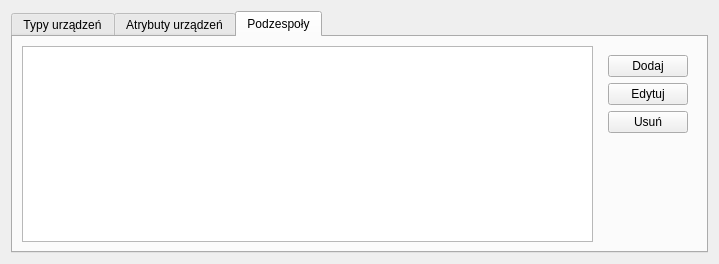
Old version of the form LibraryWindow/LibraryWindow.ui in the repository c3pw/metryki.
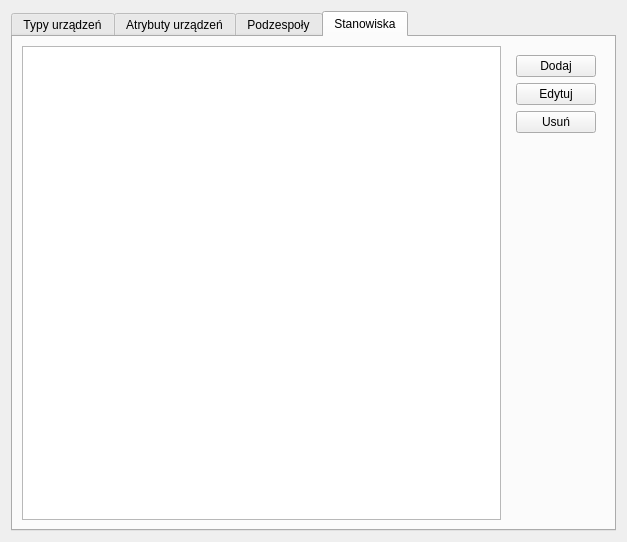
New version of the form.

```diff
--- a/LibraryWindow/LibraryWindow.ui
+++ b/LibraryWindow/LibraryWindow.ui
@@ -9,8 +9,8 @@
    <rect>
     <x>0</x>
     <y>0</y>
-    <width>719</width>
-    <height>264</height>
+    <width>627</width>
+    <height>542</height>
    </rect>
   </property>
   <property name="windowTitle">
@@ -20,7 +20,7 @@
    <item>
     <widget class="QTabWidget" name="tabWidget">
      <property name="currentIndex">
-      <number>2</number>
+      <number>3</number>
      </property>
      <widget class="QWidget" name="tab">
       <attribute name="title">
@@ -179,6 +179,9 @@
          <property name="selectionBehavior">
           <enum>QAbstractItemView::SelectRows</enum>
          </property>
+         <property name="sortingEnabled">
+          <bool>true</bool>
+         </property>
          <attribute name="verticalHeaderVisible">
           <bool>false</bool>
          </attribute>
@@ -229,6 +232,75 @@
        </item>
       </layout>
      </widget>
+     <widget class="QWidget" name="tab_4">
+      <attribute name="title">
+       <string>Stanowiska</string>
+      </attribute>
+      <layout class="QHBoxLayout" name="horizontalLayout_4">
+       <item>
+        <widget class="QTableView" name="localityTable">
+         <property name="editTriggers">
+          <set>QAbstractItemView::NoEditTriggers</set>
+         </property>
+         <property name="alternatingRowColors">
+          <bool>true</bool>
+         </property>
+         <property name="selectionMode">
+          <enum>QAbstractItemView::SingleSelection</enum>
+         </property>
+         <property name="selectionBehavior">
+          <enum>QAbstractItemView::SelectRows</enum>
+         </property>
+         <property name="sortingEnabled">
+          <bool>true</bool>
+         </property>
+         <attribute name="verticalHeaderVisible">
+          <bool>false</bool>
+         </attribute>
+        </widget>
+       </item>
+       <item>
+        <widget class="QWidget" name="widget_4" native="true">
+         <layout class="QVBoxLayout" name="verticalLayout_5">
+          <item>
+           <widget class="QPushButton" name="addLocality">
+            <property name="text">
+             <string>Dodaj</string>
+            </property>
+           </widget>
+          </item>
+          <item>
+           <widget class="QPushButton" name="editLocality">
+            <property name="text">
+             <string>Edytuj</string>
+            </property>
+           </widget>
+          </item>
+          <item>
+           <widget class="QPushButton" name="deleteLocality">
+            <property name="text">
+             <string>Usuń</string>
+            </property>
+           </widget>
+          </item>
+          <item>
+           <spacer name="verticalSpacer_4">
+            <property name="orientation">
+             <enum>Qt::Vertical</enum>
+            </property>
+            <property name="sizeHint" stdset="0">
+             <size>
+              <width>20</width>
+              <height>95</height>
+             </size>
+            </property>
+           </spacer>
+          </item>
+         </layout>
+        </widget>
+       </item>
+      </layout>
+     </widget>
     </widget>
    </item>
   </layout>
```
Left out of the diff: 3 changed lines with no effect on the pictures.
